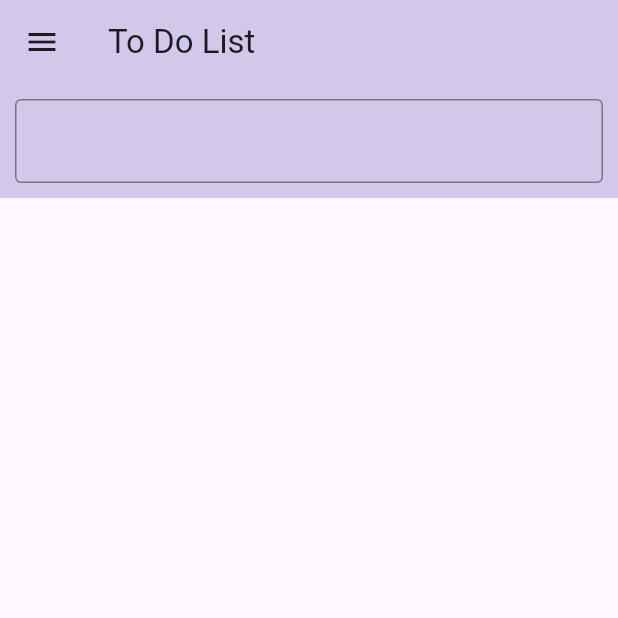
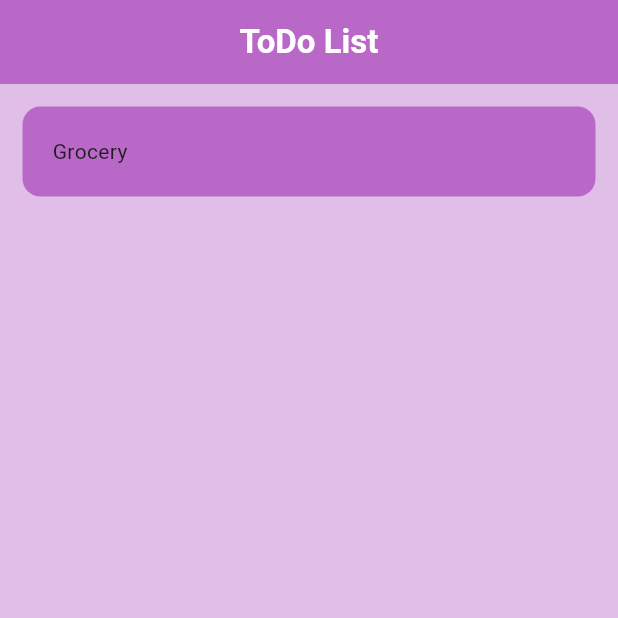
Before and after one commit to ishanundre2004/To-Do, a Flutter app: the screen it shows after launch, on a phone screen of 412 x 824 dp, the top half of it. Run offline on Flutter 3.47's test engine with Material 3 defaults, Android fonts, the phone set to English and light mode, and no system bars.

Commit message:
second commit

```diff
--- a/lib/main.dart
+++ b/lib/main.dart
@@ -1,7 +1,7 @@
 import 'package:flutter/material.dart';
 import 'package:flutter/widgets.dart';
 
-import 'package:todo/pages/todo_page.dart';
+import 'package:todo/pages/home_page.dart';
 
 void main() {
   runApp(const MyApp());
@@ -20,7 +20,7 @@ class MyApp extends StatelessWidget {
         useMaterial3: true,
       ),
       debugShowCheckedModeBanner: false,
-      home: TodoPage(),
+      home: HomePage(),
       // routes: {
       //   "/firstpage": (context) => const FirstPage(),
       //   "/secondpage": (context) => const SecondPage(),
--- /dev/null
+++ b/lib/pages/home_page.dart
@@ -0,0 +1,39 @@
+import 'package:flutter/cupertino.dart';
+import 'package:flutter/material.dart';
+import 'package:flutter/widgets.dart';
+
+import '../utils/todo_tile.dart';
+
+// ignore: must_be_immutable
+class HomePage extends StatelessWidget {
+  HomePage({super.key});
+  TextEditingController mycontroller = TextEditingController();
+
+  void getUser() {
+    print(mycontroller.text);
+  }
+
+  @override
+  Widget build(BuildContext context) {
+    return Scaffold(
+      backgroundColor: Colors.purple[100],
+      appBar: AppBar(
+        title: const Center(
+          child: Text(
+            'ToDo List',
+            style: TextStyle(
+              fontWeight: FontWeight.bold,
+              color: Colors.white,
+            ),
+          ),
+        ),
+        backgroundColor: Colors.purple[300],
+      ),
+      body: ListView(
+        children: const [
+          ToDoTile(),
+        ],
+      ),
+    );
+  }
+}
--- a/lib/pages/todo_page.dart
+++ /dev/null
@@ -1,46 +0,0 @@
-import 'package:flutter/cupertino.dart';
-import 'package:flutter/material.dart';
-
-// ignore: must_be_immutable
-class TodoPage extends StatelessWidget {
-  TodoPage({super.key});
-  TextEditingController mycontroller = TextEditingController();
-  @override
-  Widget build(BuildContext context) {
-    return Scaffold(
-      appBar: AppBar(
-        title: const Text('To Do List'),
-        backgroundColor: const Color.fromRGBO(210, 200, 234, 100),
-      ),
-      drawer: Drawer(
-          child: ListView(
-        children: [
-          const DrawerHeader(
-            decoration: BoxDecoration(
-              color: Color.fromRGBO(210, 200, 234, 100),
-            ),
-            child: Text(
-              'To Do List',
-              style: TextStyle(fontSize: 20),
-            ),
-          ),
-          ListTile(
-            title: const Text("Title 1"),
-            onTap: () {},
-          )
-        ],
-      )),
-      body: Container(
-        padding: const EdgeInsets.all(10),
-        color: const Color.fromRGBO(210, 200, 234, 100),
-        child: const TextField(
-          decoration: InputDecoration(
-            fillColor: Color.fromRGBO(210, 200, 234, 0.333),
-            border: OutlineInputBorder(),
-          ),
-          obscureText: true,
-        ),
-      ),
-    );
-  }
-}
--- /dev/null
+++ b/lib/utils/todo_tile.dart
@@ -0,0 +1,21 @@
+import 'package:flutter/cupertino.dart';
+import 'package:flutter/material.dart';
+
+class ToDoTile extends StatelessWidget {
+  const ToDoTile({super.key});
+
+  @override
+  Widget build(BuildContext context) {
+    return Padding(
+      padding: const EdgeInsets.all(15.0),
+      child: Container(
+        padding: EdgeInsets.all(20),
+        decoration: BoxDecoration(
+          color: Colors.purple[300],
+          borderRadius: BorderRadius.circular(12),
+        ),
+        child: Text("Grocery"),
+      ),
+    );
+  }
+}
```
